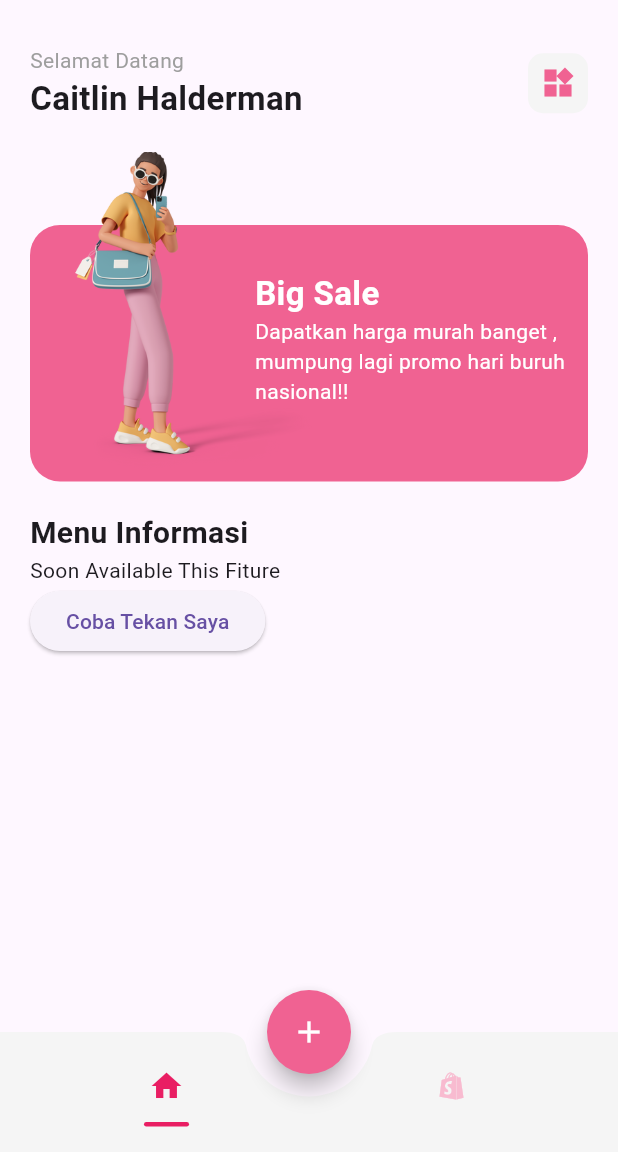
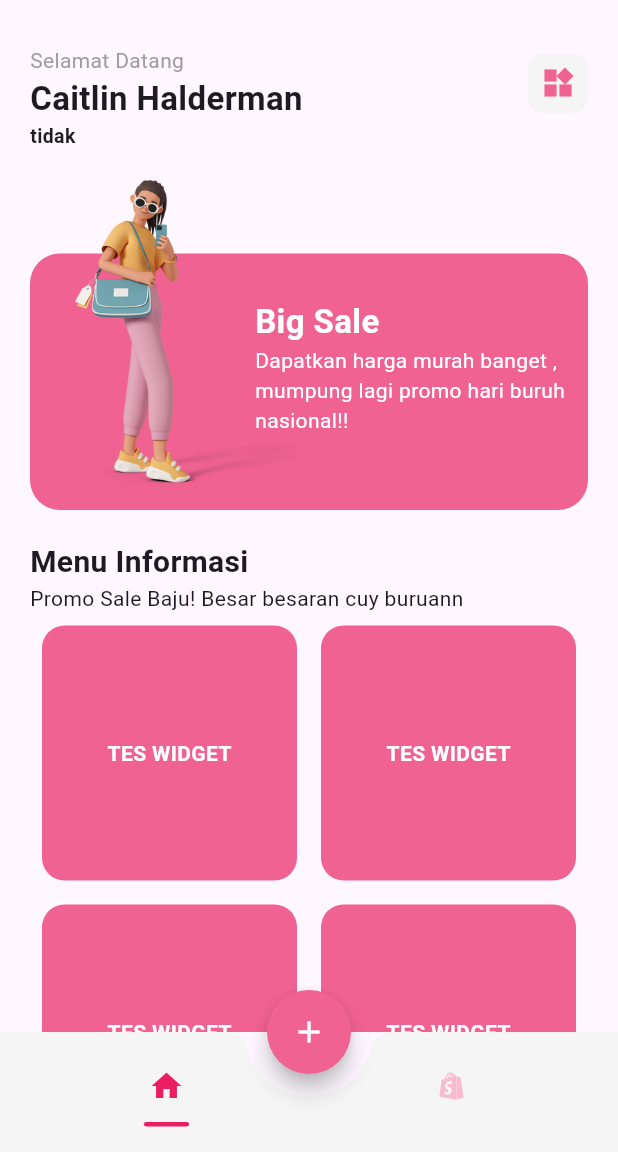
Before and after one commit to Daffaaditya2807/Mikti-Project, a Flutter app: the screen it shows after launch, on a phone screen of 412 x 824 dp, the part 84-1236 px from its top. Run offline on Flutter 3.47's test engine with Material 3 defaults, Android fonts, the phone set to English and light mode, and no system bars.

Commit message:
learn Responsive UI

```diff
--- a/lib/ui/greeting.dart
+++ b/lib/ui/greeting.dart
@@ -12,7 +12,8 @@ class GreetingScreen extends StatelessWidget {
 
   Widget _bodyHome(BuildContext context) {
     return Padding(
-      padding: EdgeInsets.symmetric(horizontal: 20.0),
+      padding: const EdgeInsets.symmetric(horizontal: 20.0),
+      child: SingleChildScrollView(
         child: Column(
           crossAxisAlignment: CrossAxisAlignment.start,
           children: [
@@ -27,13 +28,13 @@ class GreetingScreen extends StatelessWidget {
                   children: [
                     Text(
                       "Selamat Datang",
-                    style:
-                        TextStyle(fontSize: 14.0, color: Colors.grey.shade500),
+                      style: TextStyle(
+                          fontSize: 14.0, color: Colors.grey.shade500),
                     ),
-                  Text(
+                    const Text(
                       "Caitlin Halderman",
-                    style:
-                        TextStyle(fontSize: 22.0, fontWeight: FontWeight.bold),
+                      style: TextStyle(
+                          fontSize: 22.0, fontWeight: FontWeight.bold),
                     )
                   ],
                 ),
@@ -49,6 +50,10 @@ class GreetingScreen extends StatelessWidget {
                   ),
                 ),
               ],
+            ),
+            const Text(
+              "tidak",
+              style: TextStyle(fontWeight: FontWeight.w700, fontSize: 13),
             ),
             const SizedBox(
               height: 20,
@@ -95,7 +100,34 @@ class GreetingScreen extends StatelessWidget {
               "Menu Informasi",
               style: TextStyle(fontSize: 20.0, fontWeight: FontWeight.bold),
             ),
-          const Text("Soon Available This Fiture"),
+            const Text(
+              "Promo Sale Baju! Besar besaran cuy buruann",
+              style: TextStyle(fontSize: 14.0),
+            ),
+            LayoutBuilder(
+              builder: (context, constraints) {
+                if (constraints.maxWidth < 600) {
+                  return GridView.count(
+                    crossAxisCount: 2,
+                    shrinkWrap: true,
+                    physics: const NeverScrollableScrollPhysics(),
+                    children: _generateWidget(),
+                  );
+                } else if (constraints.maxWidth < 900) {
+                  return GridView.count(
+                    crossAxisCount: 3,
+                    shrinkWrap: true,
+                    children: _generateWidget(),
+                  );
+                } else {
+                  return GridView.count(
+                    crossAxisCount: 6,
+                    shrinkWrap: true,
+                    children: _generateWidget(),
+                  );
+                }
+              },
+            ),
             ElevatedButton(
                 onPressed: () {
                   showDialog(
@@ -126,6 +158,28 @@ class GreetingScreen extends StatelessWidget {
                 child: const Text("Coba Tekan Saya"))
           ],
         ),
+      ),
     );
   }
+
+  List<Widget> _generateWidget() {
+    return List<Widget>.generate(10, (index) {
+      return Padding(
+        padding: const EdgeInsets.all(8.0),
+        child: Container(
+          height: 200,
+          decoration: BoxDecoration(
+              color: Colors.pink.shade300,
+              borderRadius: BorderRadius.circular(15)),
+          child: const Center(
+            child: Text(
+              "TES WIDGET",
+              style:
+                  TextStyle(color: Colors.white, fontWeight: FontWeight.w600),
+            ),
+          ),
+        ),
+      );
+    });
   }
+}
```
Also changed, not shown: lib/ui/menu.dart (+73 -3 lines). Lines whose indentation alone changed are shown as unchanged.
